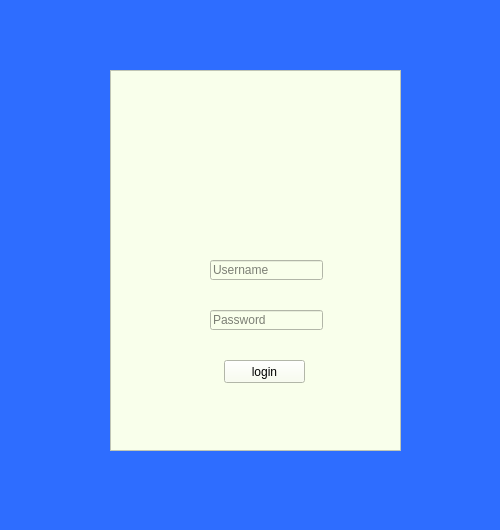
Qt form formlogin.ui (wahyu-pro/pyqtchallenge5) before a commit.
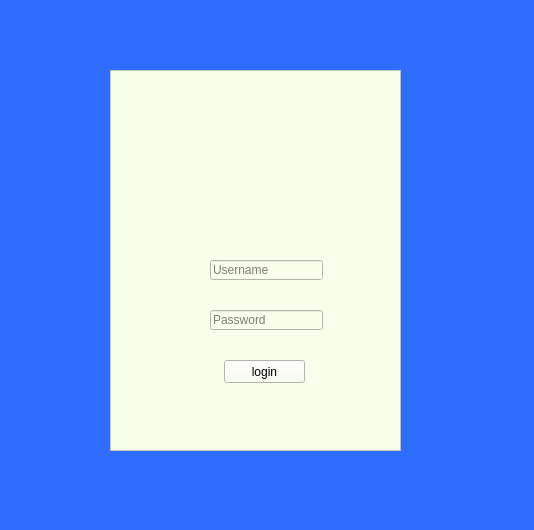
The same form after that commit. Icons and pictures are not drawn.

Diff of the .ui file:
```diff
--- a/formlogin.ui
+++ b/formlogin.ui
@@ -6,7 +6,7 @@
    <rect>
     <x>0</x>
     <y>0</y>
-    <width>500</width>
+    <width>534</width>
     <height>530</height>
    </rect>
   </property>
```
Left out of the diff: 2 changed lines with no effect on the pictures.
